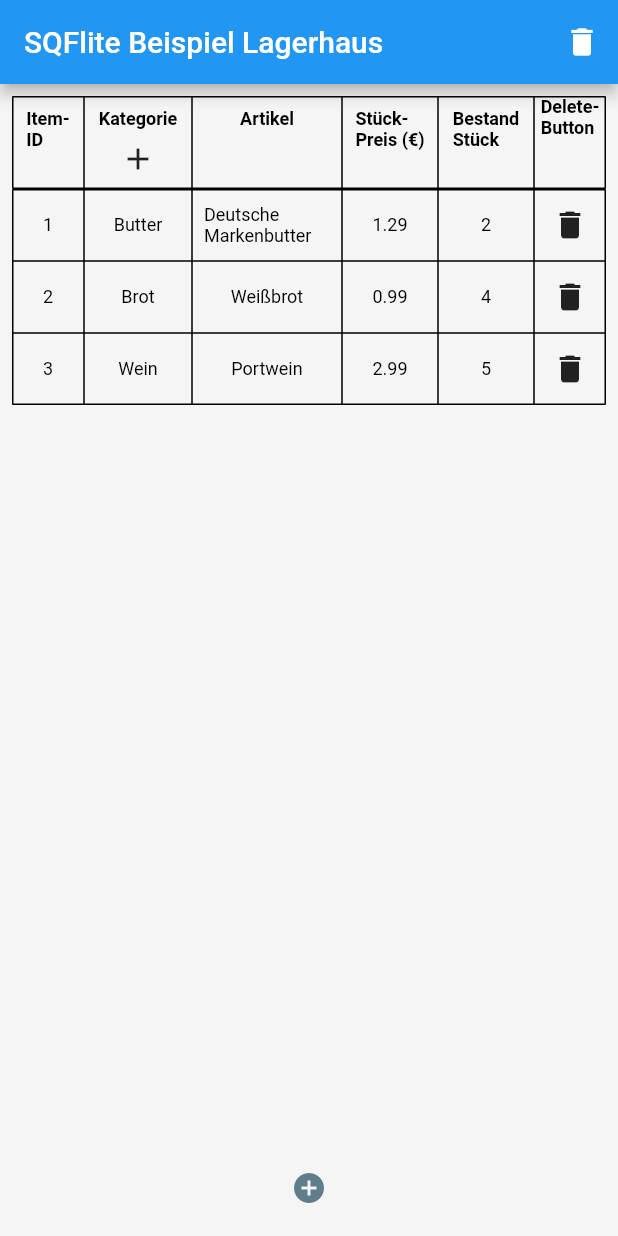
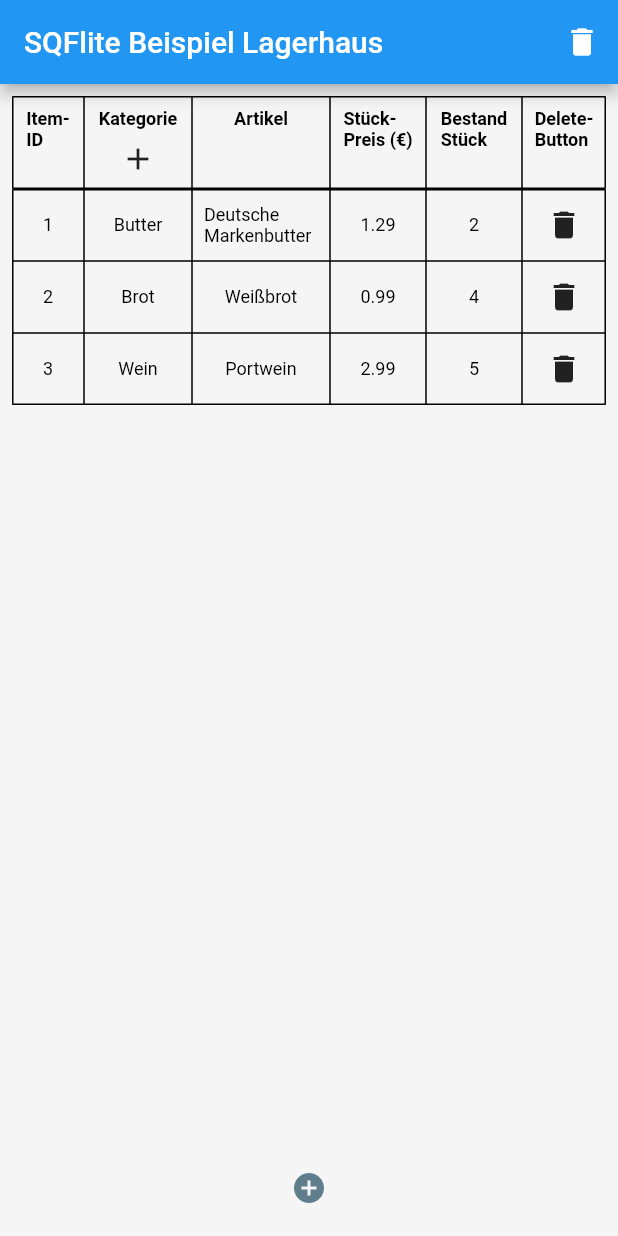
Before and after one commit to felix7700/ewm, a Flutter app: the screen it shows after launch, on a phone screen of 412 x 824 dp. Run offline on Flutter 3.47's test engine with Material 2 defaults, Android fonts, the phone set to English and light mode, and no system bars; our stand-ins replace sqflite; accounts and stored records are empty.

Commit message:
set deleteButton Culumn with to 56 pixels and add a padding headline-text

```diff
--- a/lib/widgets/Buttons/add_item_icon_button.dart
+++ b/lib/widgets/Buttons/add_item_icon_button.dart
@@ -1,4 +1,3 @@
-import 'package:ewm/db_manager.dart';
 import 'package:ewm/widgets/DialogContent/InputCards/input_card_add_new_item.dart';
 import 'package:flutter/material.dart';
 
--- a/lib/widgets/Pages/sqflite_items_table.dart
+++ b/lib/widgets/Pages/sqflite_items_table.dart
@@ -329,9 +329,12 @@ class _SqfliteItemsTablePageState extends State<SqfliteItemsTablePage> {
           const TableCell(
             verticalAlignment: TableCellVerticalAlignment.top,
             child: Center(
-              child: Text(
-                'Delete-\nButton',
-                style: _headlineCellsTextStyle,
+              child: Padding(
+                padding: _headlineCellsTextPaddingEdgeInsets,
+                child: Text(
+                  'Delete-\nButton',
+                  style: _headlineCellsTextStyle,
+                ),
               ),
             ),
           ),
@@ -512,7 +515,7 @@ class _SqfliteItemsTablePageState extends State<SqfliteItemsTablePage> {
                       2: FlexColumnWidth(),
                       3: FixedColumnWidth(64),
                       4: FixedColumnWidth(64),
-                      5: FixedColumnWidth(48),
+                      5: FixedColumnWidth(56),
                     },
                   ),
                   Expanded(
@@ -527,7 +530,7 @@ class _SqfliteItemsTablePageState extends State<SqfliteItemsTablePage> {
                             2: FlexColumnWidth(),
                             3: FixedColumnWidth(64),
                             4: FixedColumnWidth(64),
-                            5: FixedColumnWidth(48),
+                            5: FixedColumnWidth(56),
                           },
                         ),
                       ],
```
